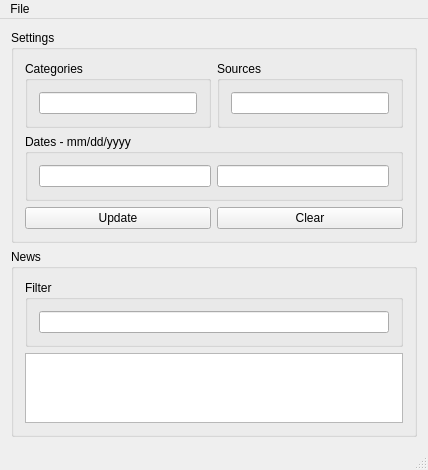
Qt form NewsGUI/mainwindow.ui (bitamins/cs411-T4) before a commit.
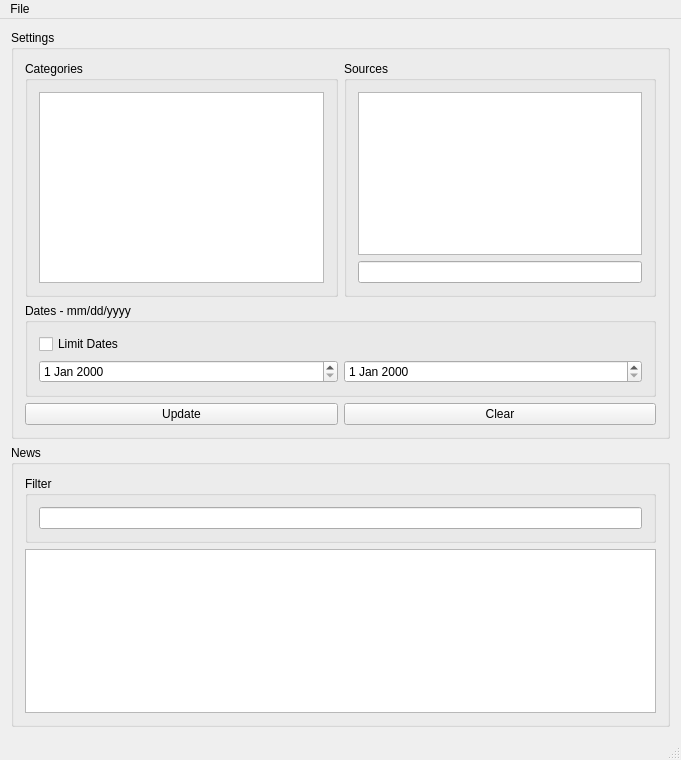
The same form after that commit.

Commit message: updated settings, fixed date selection, updated queryBuilder, fixed item clickinG

Diff of the .ui file:
```diff
--- a/NewsGUI/mainwindow.ui
+++ b/NewsGUI/mainwindow.ui
@@ -6,8 +6,8 @@
    <rect>
     <x>0</x>
     <y>0</y>
-    <width>428</width>
-    <height>431</height>
+    <width>681</width>
+    <height>760</height>
    </rect>
   </property>
   <property name="windowTitle">
@@ -58,9 +58,12 @@
           <string>Sources</string>
          </property>
          <layout class="QGridLayout" name="gridLayout_4">
-          <item row="0" column="0">
+          <item row="1" column="0">
            <widget class="QLineEdit" name="sourcesLineEdit"/>
           </item>
+          <item row="0" column="0">
+           <widget class="QListWidget" name="sourcesListWidget"/>
+          </item>
          </layout>
         </widget>
        </item>
@@ -71,7 +74,7 @@
          </property>
          <layout class="QGridLayout" name="gridLayout_3" columnstretch="0">
           <item row="1" column="0">
-           <widget class="QLineEdit" name="categoriesLineEdit"/>
+           <widget class="QListWidget" name="categoryListWidget"/>
           </item>
          </layout>
         </widget>
@@ -89,11 +92,18 @@
           <string>Dates - mm/dd/yyyy</string>
          </property>
          <layout class="QGridLayout" name="gridLayout_5">
-          <item row="0" column="1">
-           <widget class="QLineEdit" name="dateToLineEdit"/>
+          <item row="1" column="1">
+           <widget class="QDateEdit" name="toDateEdit"/>
+          </item>
+          <item row="1" column="0">
+           <widget class="QDateEdit" name="fromDateEdit"/>
           </item>
           <item row="0" column="0">
-           <widget class="QLineEdit" name="dateFromLineEdit"/>
+           <widget class="QCheckBox" name="dateCheckBox">
+            <property name="text">
+             <string>Limit Dates</string>
+            </property>
+           </widget>
           </item>
          </layout>
         </widget>
@@ -108,8 +118,8 @@
     <rect>
      <x>0</x>
      <y>0</y>
-     <width>428</width>
-     <height>22</height>
+     <width>681</width>
+     <height>21</height>
     </rect>
    </property>
    <widget class="QMenu" name="menuFile">
```
The commit also changes 4 other files.
